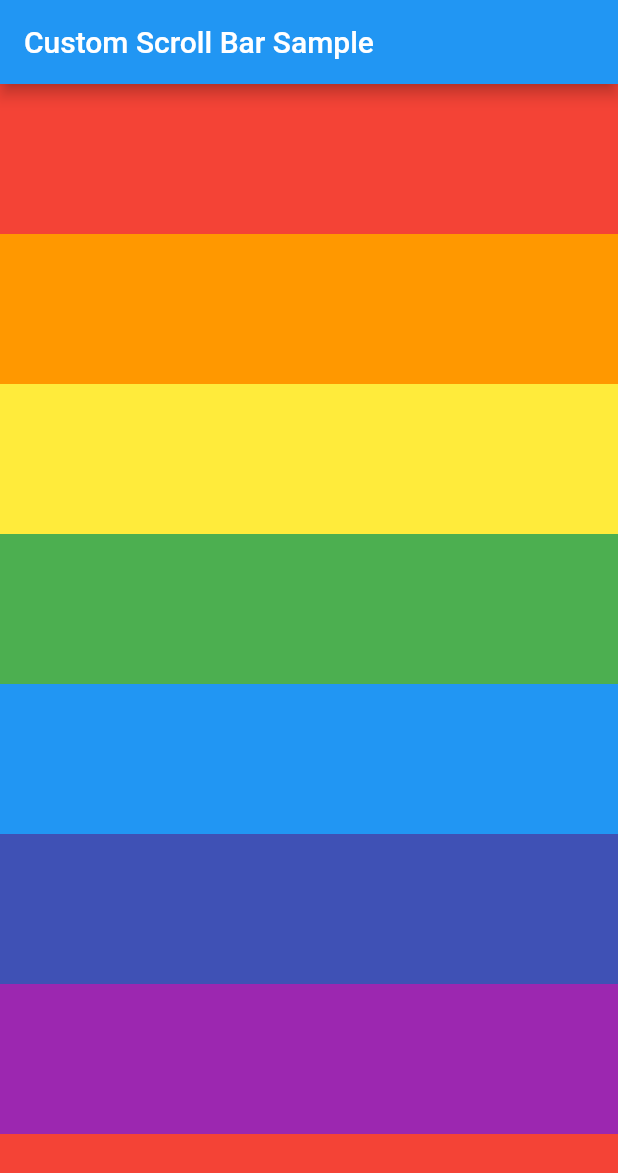
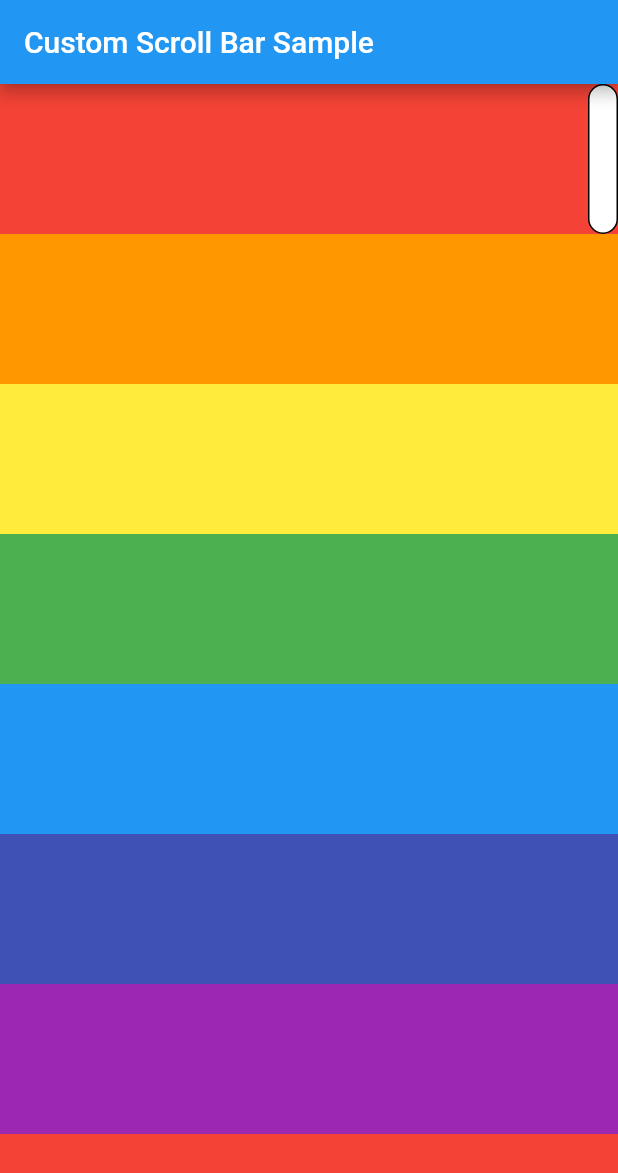
Before and after one commit to naipaka/custom_scroll_bar, a Flutter app: the screen it shows after launch, on a phone screen of 412 x 824 dp. Shown: the top 1173 px of the screen. Run offline on Flutter 3.47's test engine with Material 2 defaults, Android fonts, the phone set to English and light mode, and no system bars.

Commit message:
カスタムScrollBarを実装

```diff
--- a/lib/constants.dart
+++ b/lib/constants.dart
@@ -9,3 +9,9 @@ const colors = [
   Colors.indigo,
   Colors.purple,
 ];
+
+const double custom_scroll_bar_alignmentX = 1.0;
+const double custom_scroll_bar_alignmentY = -1.0;
+const double custom_scroll_bar_width = 20;
+const double custom_scroll_bar_height = 100;
+const double custom_scroll_bar_radius = 32;
--- /dev/null
+++ b/lib/custom_scroll_bar.dart
@@ -0,0 +1,65 @@
+import 'package:flutter/material.dart';
+
+import 'constants.dart';
+
+class CustomScrollBar extends StatefulWidget {
+  const CustomScrollBar({
+    required this.scrollController,
+  });
+
+  final ScrollController scrollController;
+  @override
+  _CustomScrollBarState createState() => _CustomScrollBarState();
+}
+
+class _CustomScrollBarState extends State<CustomScrollBar> {
+  /// CustomScrollBarの位置（Y軸）
+  /// topが-1.0、bottomが1.0
+  double _alignmentY = custom_scroll_bar_alignmentY;
+
+  @override
+  void initState() {
+    // スクロールの動きを検知するリスナーを設定
+    widget.scrollController.addListener(_scrollingListener);
+
+    super.initState();
+  }
+
+  @override
+  Widget build(BuildContext context) {
+    return Align(
+      alignment: Alignment(custom_scroll_bar_alignmentX, _alignmentY),
+      child: Container(
+        width: custom_scroll_bar_width,
+        height: custom_scroll_bar_height,
+        child: Container(
+          decoration: BoxDecoration(
+            color: Colors.white,
+            border: Border.all(color: Colors.black),
+            borderRadius: BorderRadius.all(
+              Radius.circular(custom_scroll_bar_radius),
+            ),
+          ),
+        ),
+      ),
+    );
+  }
+
+  /// スクロールの動きを検知する
+  void _scrollingListener() {
+    setState(() {
+      // スクロール位置
+      final position = widget.scrollController.position;
+      // スクロール領域に対する現在の位置の比率
+      final ratio = position.pixels / position.maxScrollExtent;
+      // スクロール位置に対するScrollBarのAlignmentを設定
+      _alignmentY = ratio * 2 - 1;
+    });
+  }
+
+  @override
+  void dispose() {
+    widget.scrollController.dispose();
+    super.dispose();
+  }
+}
--- a/lib/my_home_page.dart
+++ b/lib/my_home_page.dart
@@ -1,6 +1,7 @@
 import 'package:flutter/material.dart';
 
 import 'constants.dart';
+import 'custom_scroll_bar.dart';
 
 class MyHomePage extends StatefulWidget {
   MyHomePage({Key? key, required this.title}) : super(key: key);
@@ -12,13 +13,18 @@ class MyHomePage extends StatefulWidget {
 }
 
 class _MyHomePageState extends State<MyHomePage> {
+  final scrollController = ScrollController();
+
   @override
   Widget build(BuildContext context) {
     return Scaffold(
       appBar: AppBar(
         title: Text(widget.title),
       ),
-      body: ListView.builder(
+      body: Stack(
+        children: [
+          ListView.builder(
+            controller: scrollController,
             itemBuilder: (BuildContext context, int index) {
               return Container(
                 height: 100,
@@ -27,6 +33,11 @@ class _MyHomePageState extends State<MyHomePage> {
             },
             itemCount: 10,
           ),
+          CustomScrollBar(
+            scrollController: scrollController,
+          ),
+        ],
+      ),
     );
   }
 }
```
Lines whose indentation alone changed are shown as unchanged.
